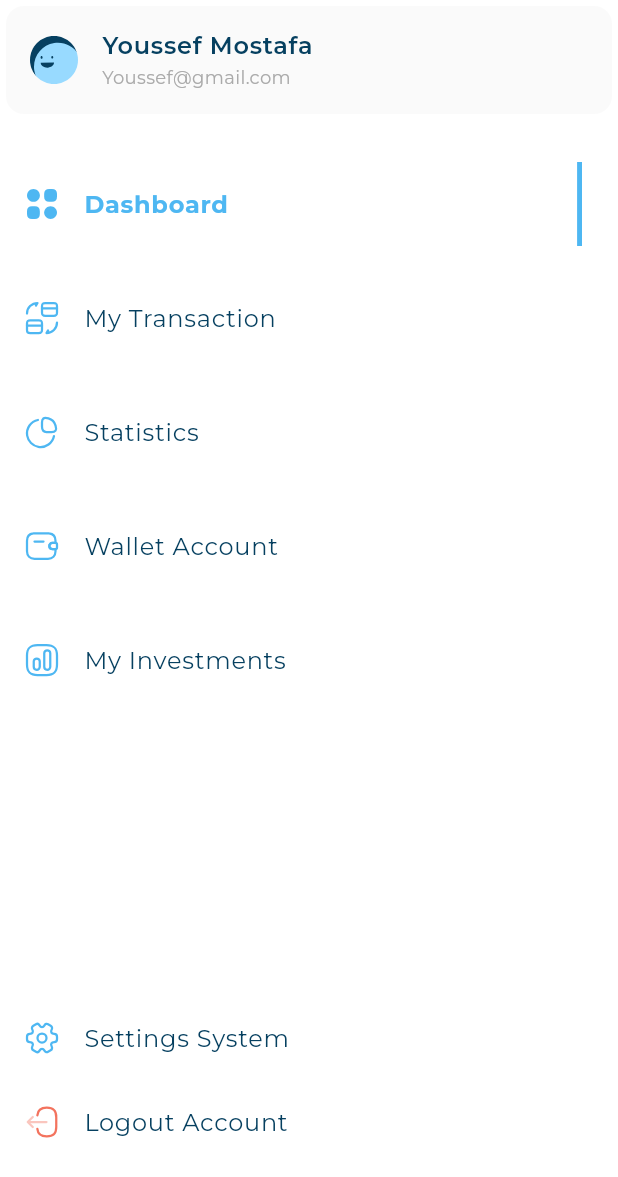
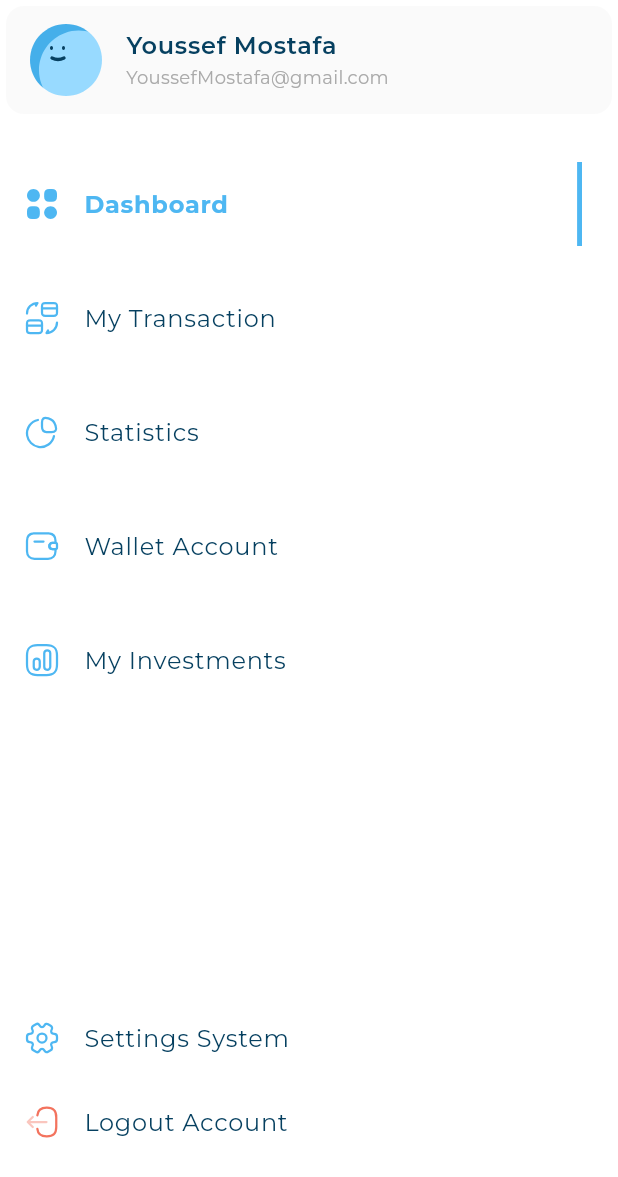
Before and after one commit to Youssef-Mustafa/Responsive-Dashboard, a Flutter app: the CustomDrawer widget shown alone on an empty page, opened directly, on a phone screen of 412 x 824 dp. Shown: the top 1177 px of the screen. Run offline on Flutter 3.47's test engine with Material 3 defaults, Android fonts, the phone set to English and light mode, and no system bars; our stand-ins replace flutter_svg; project files that could hold a hidden picture were left out.

```diff
--- /dev/null
+++ b/lib/models/user_info_model.dart
@@ -0,0 +1,5 @@
+class UserInfoModel {
+  final String title, subtitle, image;
+  const UserInfoModel(
+      {required this.image, required this.title, required this.subtitle});
+}
--- a/lib/widgets/custom_drawer.dart
+++ b/lib/widgets/custom_drawer.dart
@@ -1,5 +1,6 @@
 import 'package:flutter/material.dart';
 import 'package:responsive_dashboard/models/drawer_item_model.dart';
+import 'package:responsive_dashboard/models/user_info_model.dart';
 import 'package:responsive_dashboard/utlis/app_images.dart';
 import 'package:responsive_dashboard/widgets/acitve_and_inactive_item.dart';
 import 'package:responsive_dashboard/widgets/drawer_item_list_view.dart';
@@ -15,9 +16,11 @@ class CustomDrawer extends StatelessWidget {
       child: const CustomScrollView(slivers: [
         SliverToBoxAdapter(
           child: UserInfoListTile(
-            image: Assets.imagesAvatar3,
-            title: 'Youssef Mostafa',
-            subtitle: 'Youssef@gmail.com',
+            userInfoModel: UserInfoModel(
+              image: Assets.imagesAvatar1,
+              title: 'Youssef Mostafa',
+              subtitle: 'YoussefMostafa@gmail.com',
+            ),
           ),
         ),
         SliverToBoxAdapter(
--- a/lib/widgets/layouts/desktop_layout.dart
+++ b/lib/widgets/layouts/desktop_layout.dart
@@ -21,6 +21,7 @@ class DesktopLayout extends StatelessWidget {
           child: Column(
             children: [
               AllExpenses(),
+              SizedBox(height: 24),
               QuickInvoice(),
             ],
           ),
--- a/lib/widgets/user_info_list_tile.dart
+++ b/lib/widgets/user_info_list_tile.dart
@@ -1,30 +1,30 @@
 import 'package:flutter/material.dart';
 import 'package:flutter_svg/flutter_svg.dart';
+import 'package:responsive_dashboard/models/user_info_model.dart';
 import 'package:responsive_dashboard/utlis/app_syles.dart';
 
 class UserInfoListTile extends StatelessWidget {
   const UserInfoListTile({
     super.key,
-    required this.image,
-    required this.title,
-    required this.subtitle,
+    required this.userInfoModel,
   });
-  final String image, title, subtitle;
-
+  final UserInfoModel userInfoModel;
   @override
   Widget build(BuildContext context) {
     return Card(
       color: const Color(0xffFAFAFA),
       elevation: 0,
+      child: Center(
         child: ListTile(
-        leading: SvgPicture.asset(image),
+          leading: SvgPicture.asset(userInfoModel.image),
           title: Text(
-          title,
+            userInfoModel.title,
             style: AppStyles.styleSemiBold16,
           ),
           subtitle: Text(
-          subtitle,
+            userInfoModel.subtitle,
             style: AppStyles.styleRegular12,
+          ),
         ),
       ),
     );
```
Also changed, not shown: lib/widgets/latest_transaction_list_view.dart (added, +45 -0 lines), lib/widgets/layouts/latest_transaction.dart (added, +22 -0 lines), lib/widgets/quick_invoice.dart (+14 -1 lines), lib/widgets/quick_invoice_header.dart (added, +31 -0 lines). Lines whose indentation alone changed are shown as unchanged.
